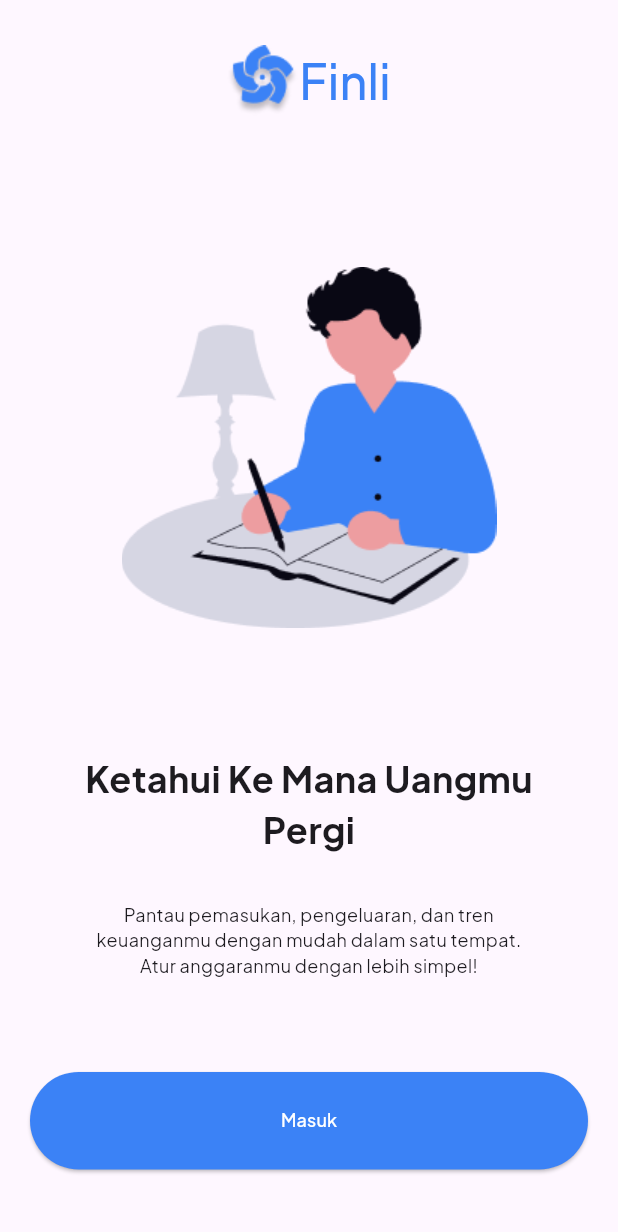
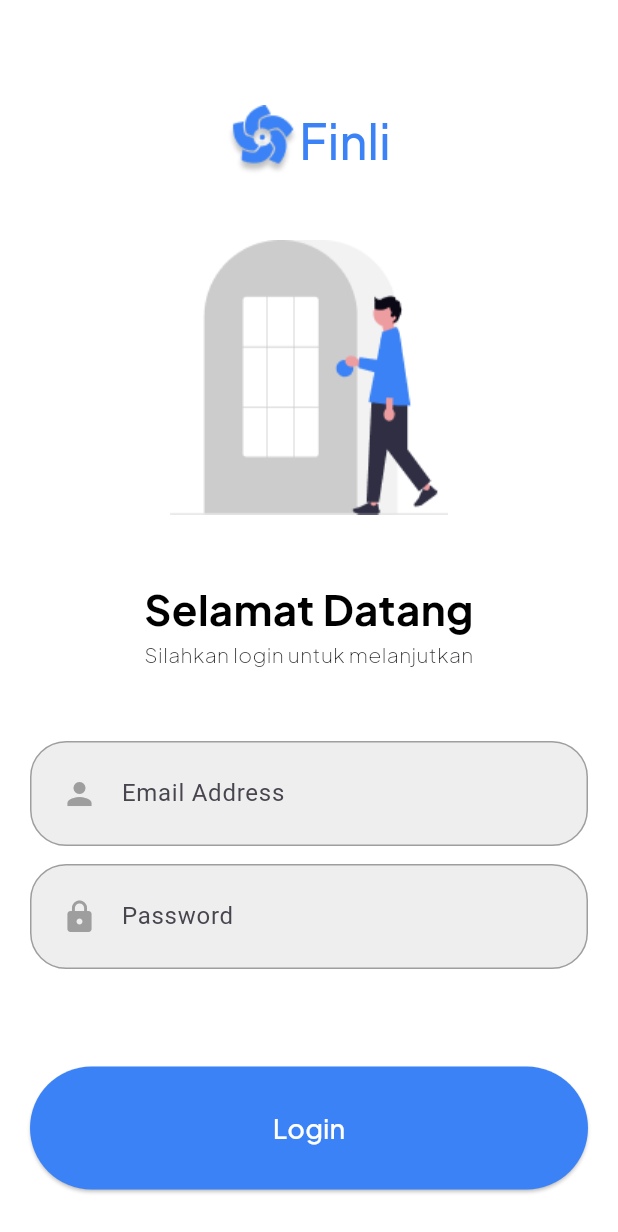
Before and after one commit to amccamikom/amcc-mobile-2024, a Flutter app: the screen it shows after launch, on a phone screen of 412 x 824 dp. Shown: the top 1232 px of the screen. Run offline on Flutter 3.47's test engine with Material 3 defaults, Android fonts, the phone set to English and light mode, and no system bars; our stand-ins replace google_fonts.

Commit message:
Pertemuan 7

```diff
--- a/lib/main.dart
+++ b/lib/main.dart
@@ -1,3 +1,5 @@
+import 'package:finli_app/pages/home_page.dart';
+import 'package:finli_app/pages/login_page.dart';
 import 'package:finli_app/pages/onboarding_page.dart';
 import 'package:finli_app/pages/splash_page.dart';
 import 'package:flutter/material.dart';
@@ -12,9 +14,12 @@ class MyApp extends StatelessWidget {
   @override
   Widget build(BuildContext context) {
     return MaterialApp(
+      debugShowCheckedModeBanner: false,
       routes: {
-        '/': (context) => SplashPage(),
+        '/': (context) => LoginPage(),
         '/onboarding': (context) => OnboardingPage(),
+        '/login': (context) => LoginPage(),
+        '/home': (context) => HomePage(),
       },
     );
   }
--- /dev/null
+++ b/lib/pages/home_page.dart
@@ -0,0 +1,23 @@
+import 'package:flutter/material.dart';
+
+class HomePage extends StatelessWidget {
+  const HomePage({super.key});
+
+  @override
+  Widget build(BuildContext context) {
+    return Scaffold(
+      appBar: AppBar(
+        automaticallyImplyLeading: false,
+        title: Text('Home Page'),
+        actions: [
+          IconButton(
+            onPressed: () {
+              Navigator.pop(context);
+            },
+            icon: Icon(Icons.logout, color: Colors.grey),
+          ),
+        ],
+      ),
+    );
+  }
+}
--- a/lib/pages/login_page.dart
+++ b/lib/pages/login_page.dart
@@ -0,0 +1,123 @@
+import 'package:flutter/material.dart';
+import 'package:google_fonts/google_fonts.dart';
+
+class LoginPage extends StatelessWidget {
+  final TextEditingController _emailcontroller = TextEditingController();
+  final TextEditingController _passwordcontroller = TextEditingController();
+
+  LoginPage({super.key});
+
+  @override
+  Widget build(BuildContext context) {
+    return Scaffold(
+      backgroundColor: Colors.white,
+      body: Center(
+        child: ListView(
+          padding: EdgeInsets.symmetric(horizontal: 20),
+          children: [
+            SizedBox(height: 70),
+            Row(
+              mainAxisAlignment: MainAxisAlignment.center,
+              children: [
+                Image.asset('assets/amcc-logo-new-blue.png'),
+                Text(
+                  'Finli',
+                  style: GoogleFonts.plusJakartaSans(
+                    fontSize: 32,
+                    fontWeight: FontWeight.w500,
+                    color: Color(0xFF3B82F6),
+                  ),
+                ),
+              ],
+            ),
+            SizedBox(height: 43),
+            Image.asset('assets/img_login.png', height: 183),
+            SizedBox(height: 43),
+            Text(
+              'Selamat Datang',
+              textAlign: TextAlign.center,
+              style: GoogleFonts.plusJakartaSans(
+                fontSize: 28,
+                fontWeight: FontWeight.bold,
+                color: Colors.black,
+              ),
+            ),
+            Text(
+              'Silahkan login untuk melanjutkan',
+
+              textAlign: TextAlign.center,
+              style: GoogleFonts.plusJakartaSans(
+                fontSize: 14,
+                fontWeight: FontWeight.w100,
+              ),
+            ),
+            SizedBox(height: 48),
+            Container(
+              padding: EdgeInsets.symmetric(horizontal: 20, vertical: 10),
+              decoration: BoxDecoration(
+                color: Colors.grey.shade200,
+                border: Border.all(color: Colors.grey),
+                borderRadius: BorderRadius.circular(24),
+              ),
+              child: TextField(
+                controller: _emailcontroller,
+                decoration: InputDecoration(
+                  icon: Icon(Icons.person, color: Colors.grey),
+                  hintText: 'Email Address',
+                  border: InputBorder.none,
+                ),
+              ),
+            ),
+            SizedBox(height: 12),
+            Container(
+              padding: EdgeInsets.symmetric(horizontal: 20, vertical: 10),
+              decoration: BoxDecoration(
+                color: Colors.grey.shade200,
+                border: Border.all(color: Colors.grey),
+                borderRadius: BorderRadius.circular(24),
+              ),
+              child: TextField(
+                controller: _passwordcontroller,
+                obscureText: true,
+                decoration: InputDecoration(
+                  icon: Icon(Icons.lock, color: Colors.grey),
+                  hintText: 'Password',
+                  border: InputBorder.none,
+                ),
+              ),
+            ),
+            SizedBox(height: 65),
+            ElevatedButton(
+              onPressed: () {
+                final email = _emailcontroller.text.trim();
+                final password = _passwordcontroller.text.trim();
+
+                if (email == 'admin@gmail.com' && password == 'admin123') {
+                  Navigator.pushNamed(context, '/home');
+                } else {
+                  showDialog(
+                    context: context,
+                    builder:
+                        (context) => AlertDialog(title: Text('Invalid Login')),
+                  );
+                }
+              },
+              style: ElevatedButton.styleFrom(
+                padding: EdgeInsets.symmetric(vertical: 28),
+                backgroundColor: Color(0xFF3B82F6),
+              ),
+              child: Text(
+                'Login',
+                style: GoogleFonts.plusJakartaSans(
+                  fontSize: 18,
+                  fontWeight: FontWeight.w500,
+                  color: Colors.white,
+                ),
+              ),
+            ),
+          ],
+        ),
+      ),
+    );
+  }
+}
--- a/lib/pages/onboarding_page.dart
+++ b/lib/pages/onboarding_page.dart
@@ -45,7 +45,9 @@ class OnboardingPage extends StatelessWidget {
           ),
           const SizedBox(height: 62),
           ElevatedButton(
-            onPressed: () {},
+            onPressed: () {
+              Navigator.pushNamed(context, '/login');
+            },
 
             style: ElevatedButton.styleFrom(
               backgroundColor: Color(0xFF3B82F6),
--- a/pubspec.yaml
+++ b/pubspec.yaml
@@ -2,7 +2,7 @@ name: finli_app
 description: "A new Flutter project."
 # The following line prevents the package from being accidentally published to
 # pub.dev using `flutter pub publish`. This is preferred for private packages.
-publish_to: 'none' # Remove this line if you wish to publish to pub.dev
+publish_to: "none" # Remove this line if you wish to publish to pub.dev
 
 # The following defines the version and build number for your application.
 # A version number is three numbers separated by dots, like 1.2.43
@@ -34,7 +34,6 @@ dependencies:
   google_fonts: ^6.2.1
 
 dev_dependencies:
-
   # The "flutter_lints" package below contains a set of recommended lints to
   # encourage good coding practices. The lint set provided by the package is
   # activated in the `analysis_options.yaml` file located at the root of your
@@ -48,7 +47,6 @@ dev_dependencies:
 # following page: https://dart.dev/tools/pub/pubspec
 # The following section is specific to Flutter packages.
 flutter:
-
   # The following line ensures that the Material Icons font is
   # included with your application, so that you can use the icons in
   # the material Icons class.
```
Also changed, not shown: assets/img_login.png (added).
